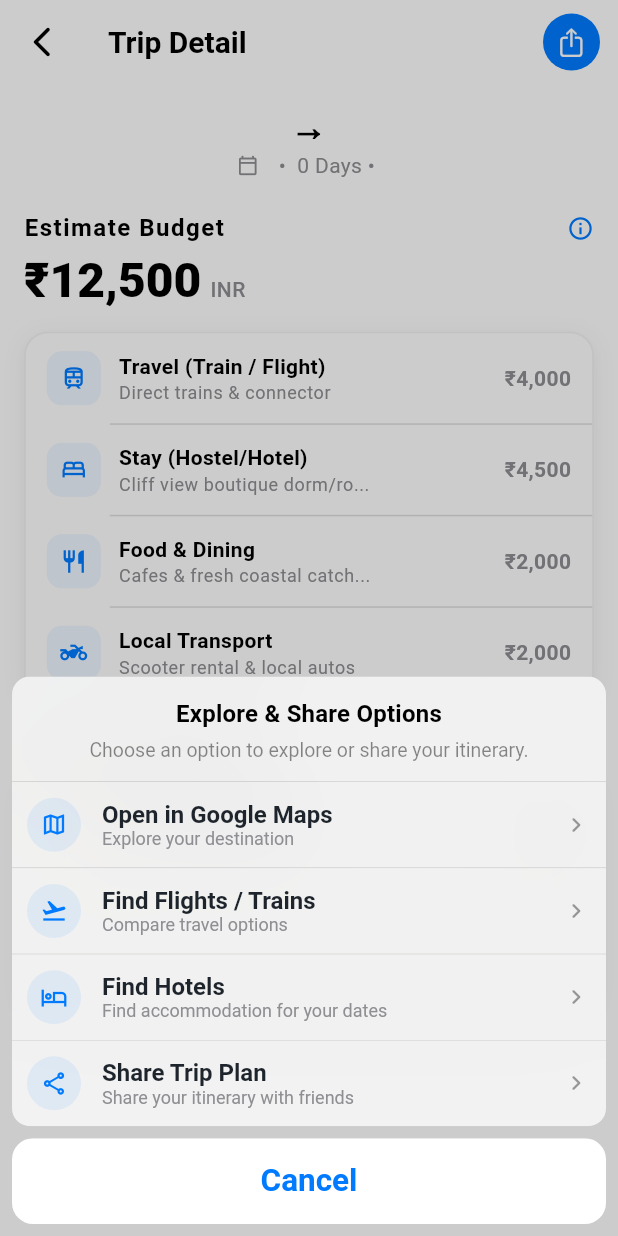
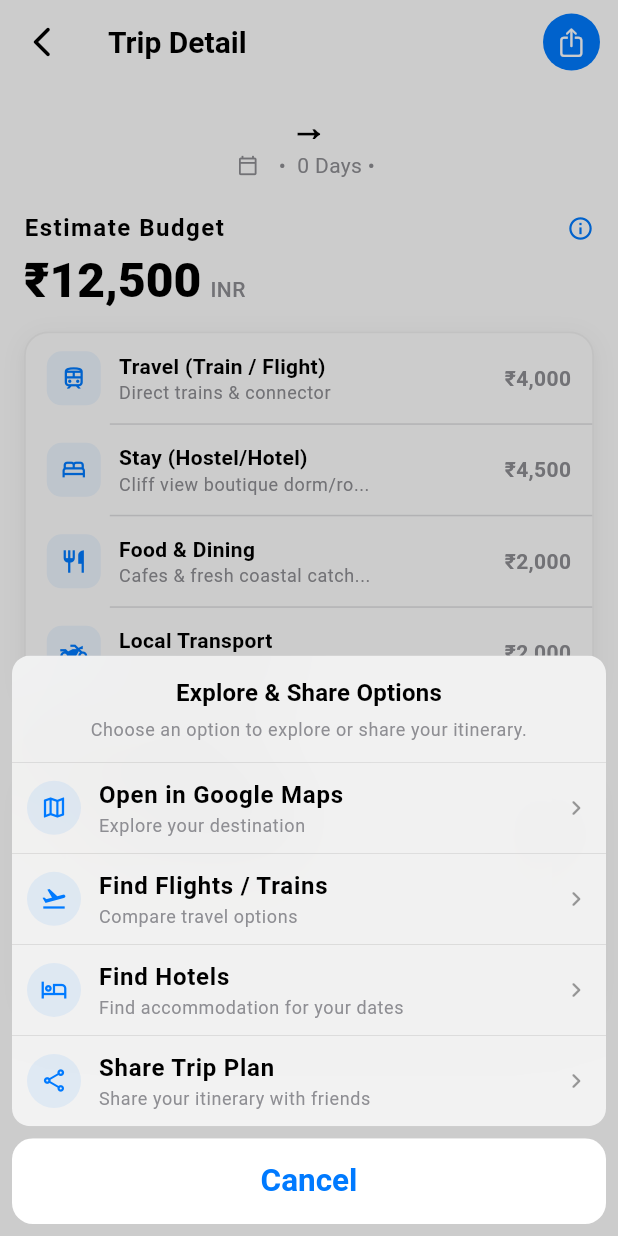
Before and after one commit to vsaravananc/aivsol_solo_travel, a Flutter app: the DetailScreen screen opened directly with empty values, after a tap on an icon or button, on a phone screen of 412 x 824 dp. Run offline on Flutter 3.47's test engine with Material 3 defaults, Android fonts, the phone set to English and light mode, and no system bars; our stand-ins replace equatable, flutter_animate, flutter_bloc, go_router, share_plus, sqflite; accounts and stored records are empty.

Commit message:
added the url launcher package and implemented the required url_launcher to nav

```diff
--- /dev/null
+++ b/lib/core/enums/share_option.dart
@@ -0,0 +1,55 @@
+import 'package:aivsol_solo_travel/core/utility/api_end_points.dart';
+import 'package:flutter/material.dart';
+
+enum ShareOption {
+  googleMaps(
+    title: 'Open in Google Maps',
+    subtitle: 'Explore your destination',
+    icon: Icons.map_outlined,
+    url: '${ApiEndPoints.map}{destination}',
+  ),
+  flightsTrains(
+    title: 'Find Flights / Trains',
+    subtitle: 'Compare travel options',
+    icon: Icons.flight_takeoff_outlined,
+    url:
+        '${ApiEndPoints.flight}?q=flights+to+{destination}from+{from}+on+{fromdate}+through+{destinationdate}',
+  ),
+  hotels(
+    title: 'Find Hotels',
+    subtitle: 'Find accommodation for your dates',
+    icon: Icons.hotel_outlined,
+    url:
+        '${ApiEndPoints.hotel}?q=hotels+in+{destination}+on+{fromdate}+through+{destinationdate}',
+  ),
+  shareTrip(
+    title: 'Share Trip Plan',
+    subtitle: 'Share your itinerary with friends',
+    icon: Icons.share_outlined,
+  );
+
+  final String title;
+  final String subtitle;
+  final IconData icon;
+  final String? url;
+
+  ShareOption({
+    required this.title,
+    required this.subtitle,
+    required this.icon,
+    this.url,
+  });
+
+  String? buildUrl({
+    String destination = '',
+    String from = '',
+    String fromdate = '',
+    String destinationdate = '',
+  }) {
+    return url
+        ?.replaceAll('{destination}', Uri.encodeComponent(destination))
+        .replaceAll('{from}', Uri.encodeComponent(from))
+        .replaceAll('{fromdate}', Uri.encodeComponent(fromdate))
+        .replaceAll('{destinationdate}', Uri.encodeComponent(destinationdate));
+  }
+}
--- /dev/null
+++ b/lib/core/utility/api_end_points.dart
@@ -0,0 +1,6 @@
+abstract final class ApiEndPoints {
+  static const String _google = 'https://www.google.com';
+  static const String map = '$_google/maps/search/?api=1&query=';
+  static const String flight = '$_google/travel/flights';
+  static const String hotel = '$_google/travel/hotels';
+}
--- a/lib/feature/detail/presentation/widgets/detail_share_sheet_widget.dart
+++ b/lib/feature/detail/presentation/widgets/detail_share_sheet_widget.dart
@@ -1,22 +1,11 @@
+import 'package:aivsol_solo_travel/core/enums/share_option.dart';
 import 'package:aivsol_solo_travel/core/extensions/theme_extensions.dart';
 import 'package:aivsol_solo_travel/core/theme/app_theme.dart';
 import 'package:flutter/cupertino.dart';
 import 'package:flutter/material.dart';
 import 'package:share_plus/share_plus.dart';
-
-class ShareOptionItem {
-  final String title;
-  final String subtitle;
-  final IconData icon;
-  final VoidCallback onTap;
-
-  const ShareOptionItem({
-    required this.title,
-    required this.subtitle,
-    required this.icon,
-    required this.onTap,
-  });
-}
+import 'package:url_launcher/url_launcher.dart';
+import 'package:url_launcher/url_launcher_string.dart';
 
 class DetailShareSheetWidget extends StatelessWidget {
   final String from;
@@ -54,67 +43,24 @@ class DetailShareSheetWidget extends StatelessWidget {
     );
   }
 
-  List<ShareOptionItem> _buildOptions(BuildContext context) {
-    return [
-      ShareOptionItem(
-        title: 'Open in Google Maps',
-        subtitle: 'Explore your destination',
-        icon: Icons.map_outlined,
-        onTap: () {
-          ScaffoldMessenger.of(context).showSnackBar(
-            SnackBar(
-              content: Text('Opening Google Maps for $to...'),
-              duration: const Duration(seconds: 2),
-            ),
-          );
-        },
-      ),
-      ShareOptionItem(
-        title: 'Find Flights / Trains',
-        subtitle: 'Compare travel options',
-        icon: Icons.flight_takeoff_outlined,
-        onTap: () {
-          ScaffoldMessenger.of(context).showSnackBar(
-            SnackBar(
-              content: Text('Searching flights & trains from $from to $to...'),
-              duration: const Duration(seconds: 2),
-            ),
-          );
-        },
-      ),
-      ShareOptionItem(
-        title: 'Find Hotels',
-        subtitle: 'Find accommodation for your dates',
-        icon: Icons.hotel_outlined,
-        onTap: () {
-          ScaffoldMessenger.of(context).showSnackBar(
-            SnackBar(
-              content: Text('Finding hotels in $to for $dateRange...'),
-              duration: const Duration(seconds: 2),
-            ),
-          );
-        },
-      ),
-      ShareOptionItem(
-        title: 'Share Trip Plan',
-        subtitle: 'Share your itinerary with friends',
-        icon: Icons.share_outlined,
-        onTap: () {
+  Future<void> launchOption(ShareOption option) async {
+    if (option == ShareOption.shareTrip) {
       SharePlus.instance.share(
         ShareParams(
           text:
               'Check out my solo trip plan from $from to $to ($dateRange, $days Days) - Style: $travelStyle!',
         ),
       );
-        },
-      ),
-    ];
+    } else {
+      //// need to add the from date and to date to autofill
+      final url = option.buildUrl(from: 'Chennai', destination: 'Bengaluru');
+      if (url == null) return;
+      await launchUrl(Uri.parse(url), mode: LaunchMode.externalApplication);
+    }
   }
 
   @override
   Widget build(BuildContext context) {
-    final options = _buildOptions(context);
-
     return CupertinoActionSheet(
       title: Text(
         'Explore & Share Options',
@@ -122,17 +68,18 @@ class DetailShareSheetWidget extends StatelessWidget {
           fontWeight: FontWeight.w700,
         ),
       ),
-      message: const Text(
+      message: Text(
         'Choose an option to explore or share your itinerary.',
-        style: TextStyle(fontSize: 13),
+        style: context.textTheme.bodySmall,
       ),
-      actions: options.map((option) {
+      actions: ShareOption.values.map((option) {
         return CupertinoActionSheetAction(
           onPressed: () {
             Navigator.pop(context);
-            option.onTap();
+            launchOption(option);
           },
           child: Row(
+            spacing: 12,
             children: [
               Container(
                 width: 36,
@@ -147,27 +94,21 @@ class DetailShareSheetWidget extends StatelessWidget {
                   color: AppColors.primary,
                 ),
               ),
-              const SizedBox(width: 14),
+
               Expanded(
                 child: Column(
-                  crossAxisAlignment: CrossAxisAlignment.start,
-                  mainAxisSize: MainAxisSize.min,
+                  crossAxisAlignment: .start,
+                  mainAxisSize: .min,
                   children: [
                     Text(
                       option.title,
-                      style: const TextStyle(
-                        fontSize: 16,
-                        fontWeight: FontWeight.w600,
-                        color: Color(0xFF1E242B),
-                      ),
+                      style: context.textTheme.bodyLarge?.copyWith(
+                        fontWeight: .w600,
+                      )
                     ),
                     Text(
                       option.subtitle,
-                      style: const TextStyle(
-                        fontSize: 12,
-                        fontWeight: FontWeight.w400,
-                        color: Color(0xFF8E8E93),
-                      ),
+                      style: context.textTheme.bodySmall,
                       maxLines: 1,
                       overflow: TextOverflow.ellipsis,
                     ),
```
Also changed, not shown: lib/feature/detail/presentation/widgets/detail_explore_section_widget.dart (deleted, +0 -186 lines). Lines whose indentation alone changed are shown as unchanged.
